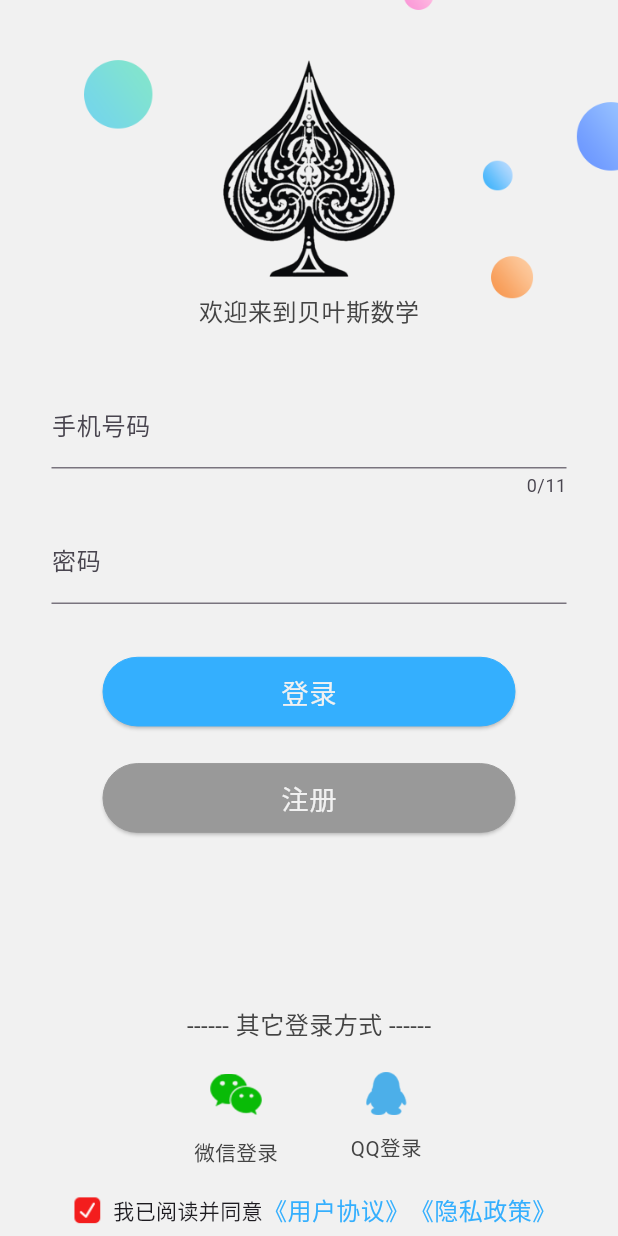
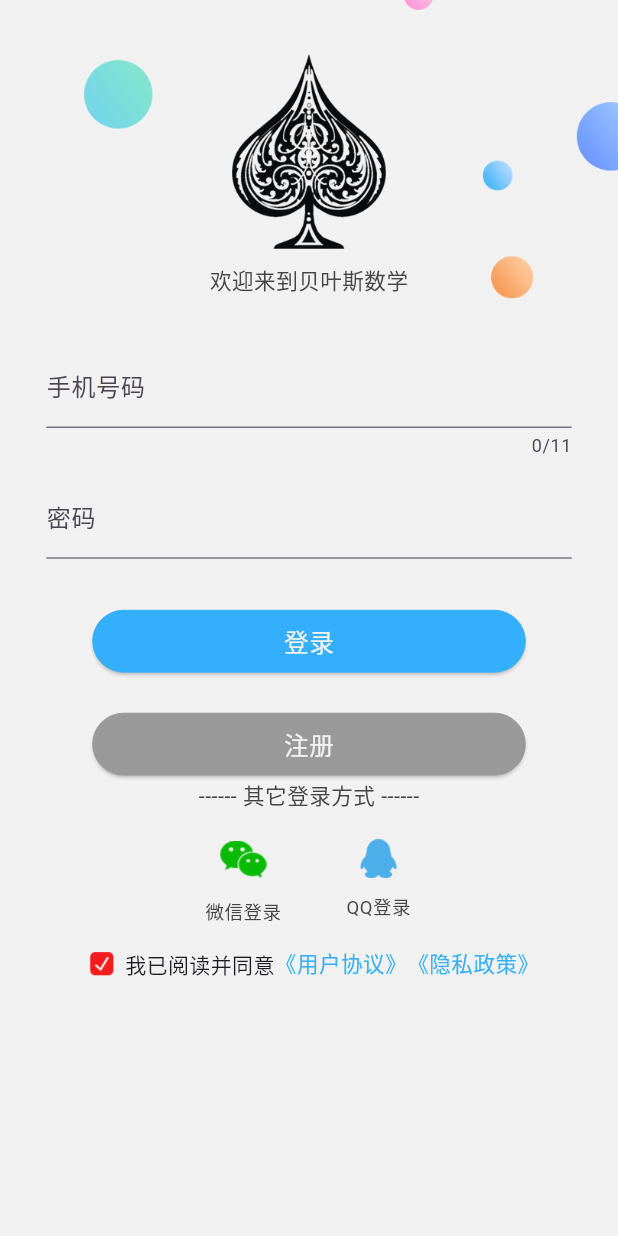
Before and after one commit to wth19960304/bayes, a Flutter app: the LoginPage widget shown alone on an empty page, opened directly, on a phone screen of 412 x 824 dp. Run offline on Flutter 3.47's test engine with Material 3 defaults, Android fonts, the phone set to English and light mode, and no system bars; our stand-ins replace dio, fluttertoast, permission_handler, rxdart, shared_preferences; missing offline and left inert: fluwx, tencent_kit; accounts and stored records are empty.

```diff
--- a/lib/loginRegister/login_page.dart
+++ b/lib/loginRegister/login_page.dart
@@ -40,7 +40,8 @@ class _LoginPageState extends BaseWidgetState<LoginPage> {
           width: ScreenUtil.screenWidth,
           fit: BoxFit.fill,
         ),
-        Column(
+        SingleChildScrollView(
+          child: Column(
             mainAxisAlignment: MainAxisAlignment.spaceBetween,
             children: <Widget>[
               Container(
@@ -115,6 +116,7 @@ class _LoginPageState extends BaseWidgetState<LoginPage> {
               _wxLoginWidget(),
             ],
           ),
+        ),
       ],
     );
   }
@@ -126,13 +128,20 @@ class _LoginPageState extends BaseWidgetState<LoginPage> {
   bool isQQInstalled = true;
 
   _initFluwx() async {
+    print('11111111111111111111');
+    try {
       await FluwxUtil.instance.registerApi(
         appId: "wxa4a5f5d0d85630a2",
         doOnAndroid: true,
         doOnIOS: true,
       );
+
       //是否安装了微信
       isWeChatInstalled = await FluwxUtil.instance.isWeChatInstalled;
+    } catch (e) {
+      print('2222222222222222222');
+      print(e);
+    }
   }
 
   _initFluQQ() async {
@@ -442,12 +451,14 @@ class _LoginPageState extends BaseWidgetState<LoginPage> {
   void onCreate() {
     setAppBarVisible(false);
     setFloatingShow(false);
-    userController.text = SpUtils().getString(SpConstanst.USER_NAME)!;
-    pwdController.text = SpUtils().getString(SpConstanst.USER_PWD)!;
+
+    userController.text = SpUtils().getString(SpConstanst.USER_NAME) ?? "";
+    pwdController.text = SpUtils().getString(SpConstanst.USER_PWD) ?? "";
+
     SpUtils().setString(SpConstanst.USER_TOKEN, "");
     SpUtils().setString(SpConstanst.USER_ID, "");
     _initFluwx();
-    _initFluQQ();
+    // _initFluQQ();
     //监听获取code的回调
   }
 
--- a/lib/utils/screen_util.dart
+++ b/lib/utils/screen_util.dart
@@ -9,10 +9,10 @@ class ScreenUtil {
   ScreenUtil._internal();
 
   /// 设计稿的设备宽度
-  static final int _designWidth = 360;
+  static final int _designWidth = 400;
 
   /// 设计稿的设备高度
-  static final int _designHeight = 360;
+  static final int _designHeight = 400;
 
   /// 屏幕信息
   static MediaQueryData? _mediaQueryData;
--- a/pubspec.yaml
+++ b/pubspec.yaml
@@ -29,3 +29,6 @@ flutter:
   uses-material-design: true
   assets:
     - images/
+
+tencent_kit:
+  app_id: "101887594"
```
Lines whose indentation alone changed are shown as unchanged.
